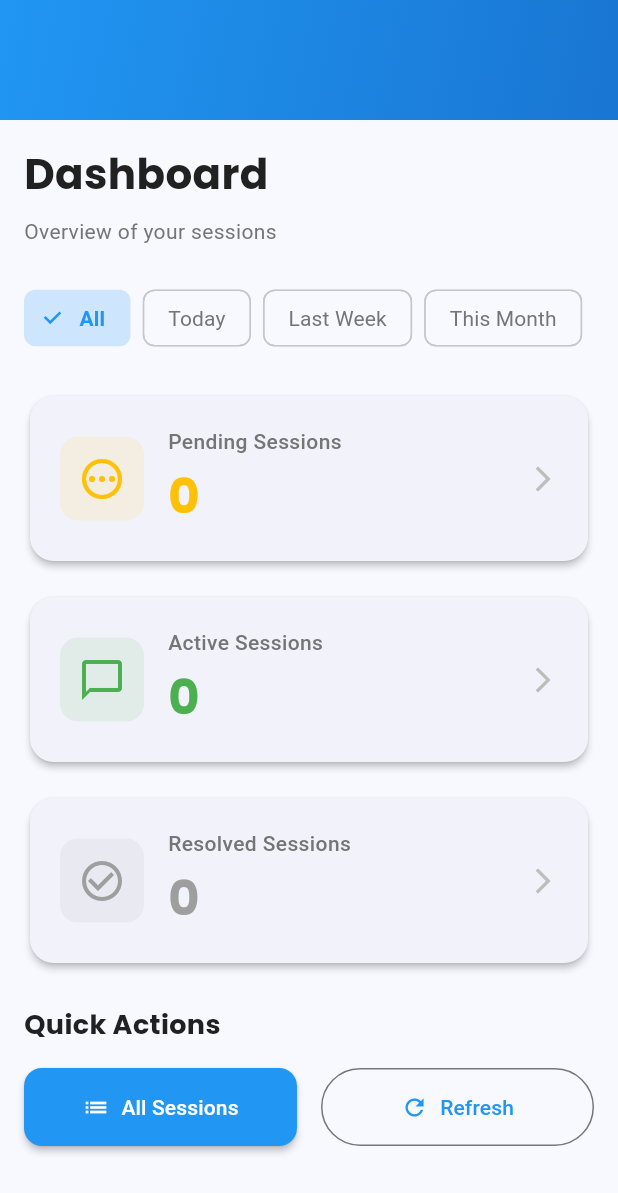
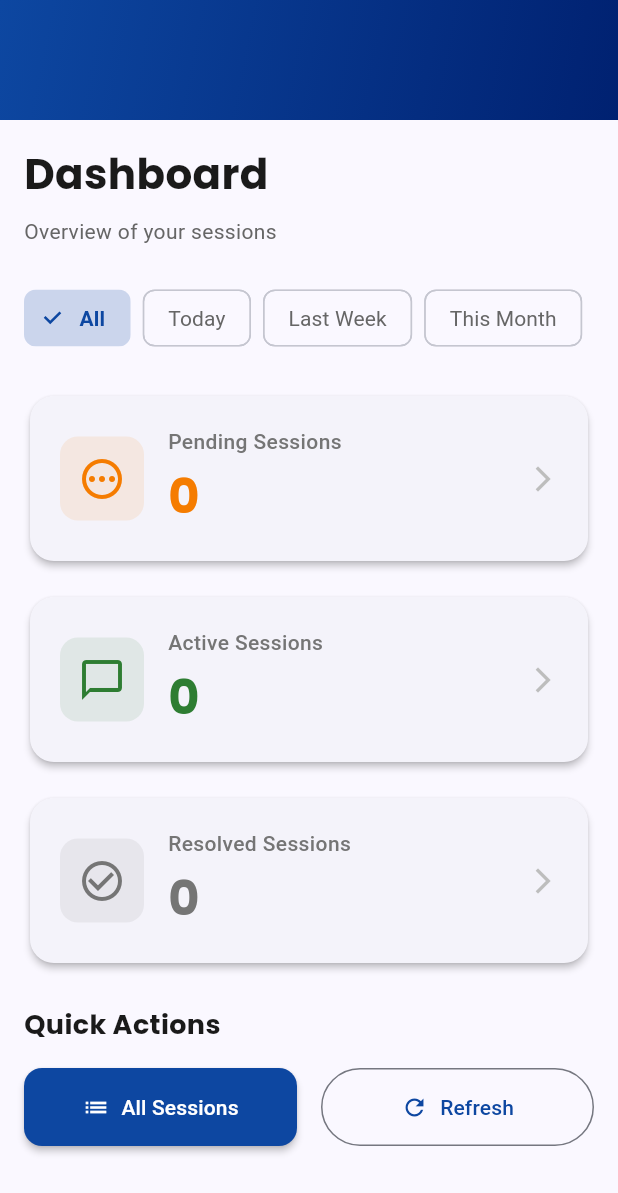
Before and after one commit to EliwahidMdee/render-app, a Flutter app: the DashboardScreen screen opened directly, on a phone screen of 412 x 824 dp. Shown: the top 1193 px of the screen. Run offline on Flutter 3.47's test engine with Material 3 defaults, Android fonts, the phone set to English and light mode, and no system bars; our stand-ins replace dio, firebase_core, firebase_messaging, flutter_local_notifications, flutter_riverpod, flutter_secure_storage and 3 more; accounts and stored records are empty; network calls fail.

Commit message:
Implement UI enhancements: login, settings, colors, messaging
Co-authored-by: EliwahidMdee <155757111+EliwahidMdee@users.noreply.github.com>

```diff
--- a/live_agent_app/lib/core/constants/app_constants.dart
+++ b/live_agent_app/lib/core/constants/app_constants.dart
@@ -28,43 +28,43 @@ class AppConstants {
 }
 
 class AppColors {
-  // Primary Colors - Modern blue gradient
-  static const Color primary = Color(0xFF2196F3);
-  static const Color primaryDark = Color(0xFF1976D2);
-  static const Color primaryLight = Color(0xFF64B5F6);
+  // Primary Colors - Modern vibrant blue gradient
+  static const Color primary = Color(0xFF0D47A1); // Deep Blue
+  static const Color primaryDark = Color(0xFF002171); // Darker Blue
+  static const Color primaryLight = Color(0xFF5472D3); // Lighter Blue
 
-  // Accent Colors
-  static const Color accent = Color(0xFF00BCD4);
-  static const Color accentDark = Color(0xFF0097A7);
+  // Accent Colors - Complementary Cyan
+  static const Color accent = Color(0xFF00BCD4); // Cyan
+  static const Color accentDark = Color(0xFF008BA3); // Dark Cyan
 
   // Status Colors
-  static const Color success = Color(0xFF4CAF50);
-  static const Color warning = Color(0xFFFFC107);
-  static const Color error = Color(0xFFF44336);
-  static const Color info = Color(0xFF2196F3);
+  static const Color success = Color(0xFF2E7D32); // Deep Green
+  static const Color warning = Color(0xFFF57C00); // Deep Orange
+  static const Color error = Color(0xFFC62828); // Deep Red
+  static const Color info = Color(0xFF1976D2); // Blue
 
   // Session Status Colors
-  static const Color statusPending = Color(0xFFFFC107);
-  static const Color statusActive = Color(0xFF4CAF50);
-  static const Color statusResolved = Color(0xFF9E9E9E);
-  static const Color statusClosed = Color(0xFF757575);
+  static const Color statusPending = Color(0xFFF57C00); // Orange
+  static const Color statusActive = Color(0xFF2E7D32); // Green
+  static const Color statusResolved = Color(0xFF757575); // Grey
+  static const Color statusClosed = Color(0xFF616161); // Dark Grey
 
   // Background Colors
-  static const Color background = Color(0xFFF5F5F5);
-  static const Color surface = Color(0xFFFFFFFF);
-  static const Color surfaceDark = Color(0xFF121212);
+  static const Color background = Color(0xFFF5F7FA); // Light Grey Blue
+  static const Color surface = Color(0xFFFFFFFF); // White
+  static const Color surfaceDark = Color(0xFF121212); // Dark
 
   // Text Colors
-  static const Color textPrimary = Color(0xFF212121);
-  static const Color textSecondary = Color(0xFF757575);
-  static const Color textHint = Color(0xFFBDBDBD);
+  static const Color textPrimary = Color(0xFF1A1A1A); // Almost Black
+  static const Color textSecondary = Color(0xFF666666); // Medium Grey
+  static const Color textHint = Color(0xFF999999); // Light Grey
 
-  // Message Bubble Colors
-  static const Color userMessageBubble = Color(0xFFE3F2FD);
-  static const Color agentMessageBubble = Color(0xFFBBDEFB);
+  // Message Bubble Colors - WhatsApp inspired
+  static const Color userMessageBubble = Color(0xFFDCF8C6); // Light Green (user)
+  static const Color agentMessageBubble = Color(0xFFFFFFFF); // White (agent)
 
   // Online/Offline Status
-  static const Color online = Color(0xFF4CAF50);
-  static const Color offline = Color(0xFF9E9E9E);
-  static const Color busy = Color(0xFFFFC107);
+  static const Color online = Color(0xFF4CAF50); // Green
+  static const Color offline = Color(0xFF9E9E9E); // Grey
+  static const Color busy = Color(0xFFF57C00); // Orange
 }
```
Also changed, not shown: live_agent_app/lib/core/utils/date_formatter.dart (+18 -5 lines), live_agent_app/lib/features/auth/presentation/screens/login_screen.dart (+3 -12 lines), live_agent_app/lib/features/chat/presentation/providers/chat_provider.dart (+6 -3 lines), live_agent_app/lib/features/chat/presentation/screens/chat_screen.dart (+33 -22 lines), live_agent_app/lib/features/chat/presentation/widgets/message_bubble.dart (+23 -4 lines), live_agent_app/lib/features/dashboard/presentation/screens/dashboard_screen.dart (+6 -3 lines), live_agent_app/lib/features/sessions/presentation/screens/sessions_list_screen.dart (+24 -3 lines).
